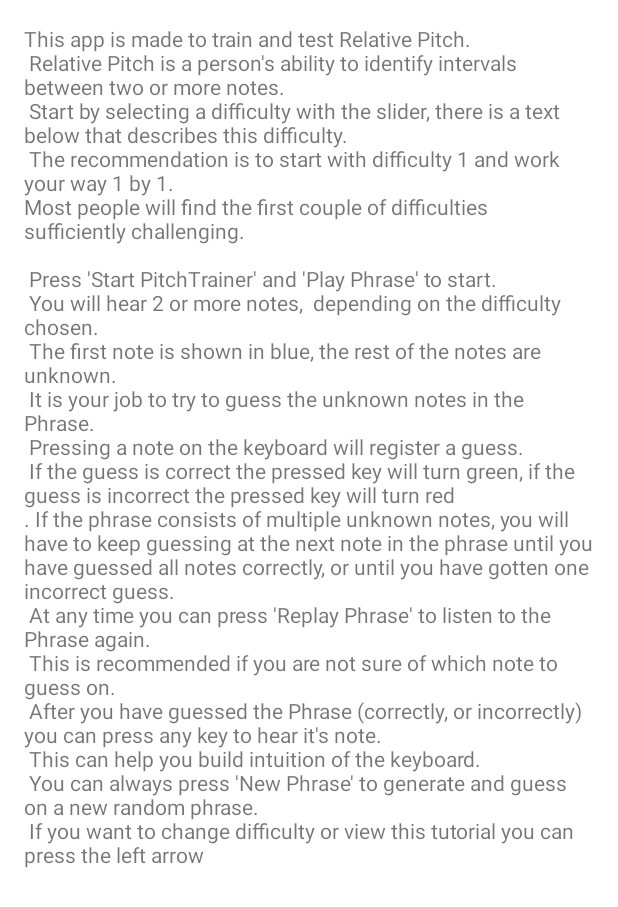
After one commit to DavidRadberg/PitchTrainer, an Android app: the layout fragment_tutorial.xml on its own in the app's theme, with its tools: preview values and no code run, on a phone screen of 412 x 824 dp. The commit adds this screen. Shown: the top 907 px of the screen. Run offline under Robolectric (Android 15) with nearby library versions, the phone set to English and light mode, and no system bars.

Commit message:
Adding tutorial

```diff
--- a/app/src/main/java/com/example/pitchtrainer/StartMenu.kt
+++ b/app/src/main/java/com/example/pitchtrainer/StartMenu.kt
@@ -56,6 +56,10 @@ class FirstFragment : Fragment() {
             findNavController().navigate(R.id.action_FirstFragment_to_SecondFragment, bundle)
         }
 
+        binding.buttonTutorial.setOnClickListener {
+            findNavController().navigate(R.id.action_FirstFragment_to_Tutorial)
+        }
+
         binding.seekBar2.setOnSeekBarChangeListener(object : SeekBar.OnSeekBarChangeListener {
 
             override fun onProgressChanged(seekBar: SeekBar, i: Int, b: Boolean) {
--- /dev/null
+++ b/app/src/main/res/layout/fragment_tutorial.xml
@@ -0,0 +1,13 @@
+<?xml version="1.0" encoding="utf-8"?>
+<androidx.core.widget.NestedScrollView xmlns:android="http://schemas.android.com/apk/res/android"
+    xmlns:tools="http://schemas.android.com/tools"
+    android:layout_width="match_parent"
+    android:layout_height="match_parent"
+    tools:context=".Tutorial">
+
+    <TextView
+        android:layout_width="wrap_content"
+        android:layout_height="wrap_content"
+        android:layout_margin="@dimen/text_margin"
+        android:text="@string/large_text" />
+</androidx.core.widget.NestedScrollView>
--- a/app/src/main/res/values/dimens.xml
+++ b/app/src/main/res/values/dimens.xml
@@ -1,3 +1,4 @@
 <resources>
     <dimen name="fab_margin">16dp</dimen>
+    <dimen name="text_margin">16dp</dimen>
 </resources>
--- a/app/src/main/res/values/strings.xml
+++ b/app/src/main/res/values/strings.xml
@@ -4,6 +4,7 @@
     <!-- Strings used for fragments for navigation -->
     <string name="first_fragment_label">Pitch Trainer</string>
     <string name="second_fragment_label">Pitch Trainer</string>
+    <string name="tutorial_label">Tutorial</string>
     <string name="next">Next</string>
     <string name="previous">Previous</string>
 
@@ -11,4 +12,24 @@
     <string name="hello_second_fragment">Hello second fragment. Arg: %1$s</string>
     <!-- TODO: Remove or change this placeholder text -->
     <string name="hello_blank_fragment">Hello blank fragment</string>
+    <string name="large_text">
+        "This app is made to train and test Relative Pitch.\n"
+        "Relative Pitch is a person's ability to identify intervals between two or more notes.\n"
+        "Start by selecting a difficulty with the slider, there is a text below that describes this"
+        "difficulty.\n The recommendation is to start with difficulty 1 and work your way 1 by 1."
+        "\nMost people will find the first couple of difficulties sufficiently challenging.\n\n"
+        "Press 'Start PitchTrainer' and 'Play Phrase' to start.\n You will hear 2 or more notes, "
+        "depending on the difficulty chosen.\n The first note is shown in blue, the rest of the"
+        "notes are unknown.\n It is your job to try to guess the unknown notes in the Phrase.\n"
+        "Pressing a note on the keyboard will register a guess.\n"
+        "If the guess is correct the pressed key will turn green,"
+        "if the guess is incorrect the pressed key will turn red\n. If the phrase consists of multiple"
+        "unknown notes, you will have to keep guessing at the next note in the phrase until you have"
+        "guessed all notes correctly, or until you have gotten one incorrect guess.\n"
+        "At any time you can press 'Replay Phrase' to listen to the Phrase again.\n This is recommended"
+        "if you are not sure of which note to guess on.\n After you have guessed the Phrase (correctly,"
+        "or incorrectly) you can press any key to hear it's note.\n This can help you build intuition"
+        "of the keyboard.\n You can always press 'New Phrase' to generate and guess on a new random phrase.\n"
+        "If you want to change difficulty or view this tutorial you can press the left arrow"
+    </string>
 </resources>
```
Also changed, not shown: app/src/main/java/com/example/pitchtrainer/Tutorial.kt (added, +20 -0 lines), app/src/main/res/layout/start_menu.xml (+11 -0 lines), app/src/main/res/navigation/nav_graph.xml (+8 -7 lines).
